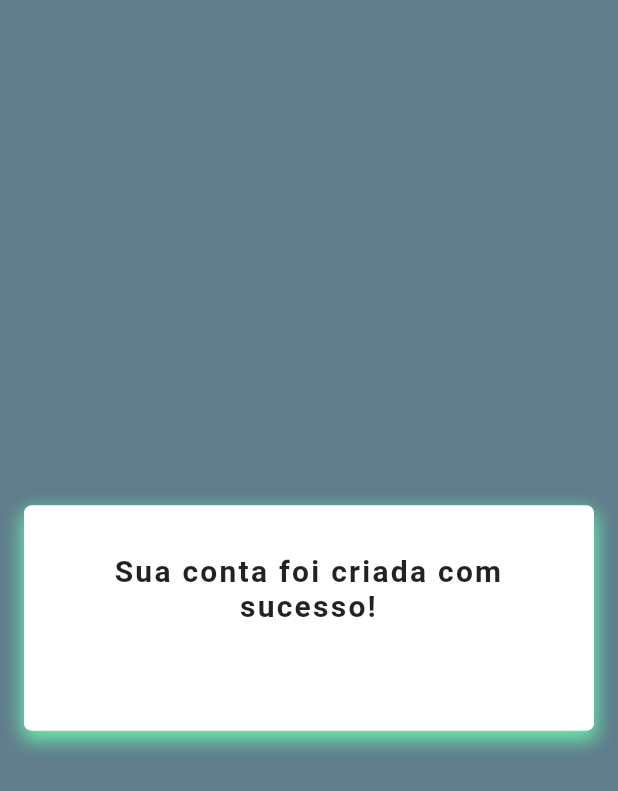
After one commit to JuliaOP/create_account, a Flutter app: the Confirmation screen opened directly, on a phone screen of 412 x 824 dp. The commit adds this screen. Shown: the top 791 px of the screen. Run offline on Flutter 3.47's test engine with Material 2 defaults, Android fonts, the light colour scheme and no system bars; our stand-ins replace bloc, dio, equatable, flutter_bloc, get_it, mask_text_input_formatter; Roboto replaces fonts that are missing (roboto).

Commit message:
confirmation page + ligação serviço create user account

```diff
--- /dev/null
+++ b/create_account/lib/features/account/presentation/pages/confirmation.dart
@@ -0,0 +1,70 @@
+import 'package:flutter/material.dart';
+
+class Confirmation extends StatelessWidget {
+  Confirmation({Key? key}) : super(key: key);
+
+  final _headerStyle = const TextStyle(
+      fontFamily: 'roboto',
+      fontSize: 20,
+      fontWeight: FontWeight.bold,
+      color: Colors.black87,
+      letterSpacing: 1.5);
+
+  final _boxShadow = [
+    const BoxShadow(
+      color: Colors.greenAccent,
+      offset: Offset(
+        0.0,
+        5.0,
+      ),
+      blurRadius: 10.0,
+      spreadRadius: 1.0,
+    ), //BoxShadow
+    const BoxShadow(
+      color: Colors.white,
+      offset: Offset(0.0, 0.0),
+      blurRadius: 0.0,
+      spreadRadius: 0.0,
+    ), //BoxShadow
+  ];
+
+  @override
+  Widget build(BuildContext context) {
+    return Scaffold(
+      resizeToAvoidBottomInset: false,
+      backgroundColor: Colors.blueGrey,
+      body: _body(context),
+    );
+  }
+
+  Widget _body(BuildContext context) {
+    final _boxDecoration = BoxDecoration(
+      color: Colors.white,
+      borderRadius: BorderRadius.circular(5.0),
+      boxShadow: _boxShadow,
+    );
+
+    return Padding(
+      padding: const EdgeInsets.all(16.0),
+      child: Center(
+        child: Container(
+          height: 150,
+          decoration: _boxDecoration,
+          child: Column(
+            crossAxisAlignment: CrossAxisAlignment.stretch,
+            children: [
+              Padding(
+                padding: const EdgeInsets.all(32.0),
+                child: Text(
+                  'Sua conta foi criada com sucesso!',
+                  textAlign: TextAlign.center,
+                  style: _headerStyle,
+                ),
+              ),
+            ],
+          ),
+        ),
+      ),
+    );
+  }
+}
--- a/create_account/lib/features/account/presentation/widgets/personal_information.dart
+++ b/create_account/lib/features/account/presentation/widgets/personal_information.dart
@@ -238,8 +238,7 @@ class _PersonalInformationState extends State<PersonalInformation> {
       backgroundColor: Colors.greenAccent,
       shape: RoundedRectangleBorder(
           borderRadius: BorderRadius.only(topRight: Radius.circular(25.0))),
-      content: Text(
-          "Não foi possível carregar os dados para o CEP informado. Favor preencher os campos de endereço. ",
+      content: Text("Favor fornecer ao menos uma opção de contato válida. ",
           style: TextStyle(
               color: Colors.white,
               fontFamily: 'roboto',
```
Also changed, not shown: create_account/lib/features/account/data/create_user_account_repository_impl.dart (added, +46 -0 lines), create_account/lib/features/account/domain/create_user_account_repository_interface.dart (added, +15 -0 lines), create_account/lib/features/account/model/address_model.dart (+28 -44 lines), create_account/lib/features/account/model/contact_model.dart (deleted, +0 -18 lines), create_account/lib/features/account/model/create_user_account_model.dart (added, +21 -0 lines), create_account/lib/features/account/presentation/bloc/create_user_account_bloc.dart (added, +74 -0 lines), create_account/lib/features/account/presentation/widgets/address.dart (+30 -17 lines), create_account/lib/features/account/presentation/widgets/endpoint_entry.dart (added, +156 -0 lines), create_account/lib/shared/data/locator.dart (+16 -0 lines).
